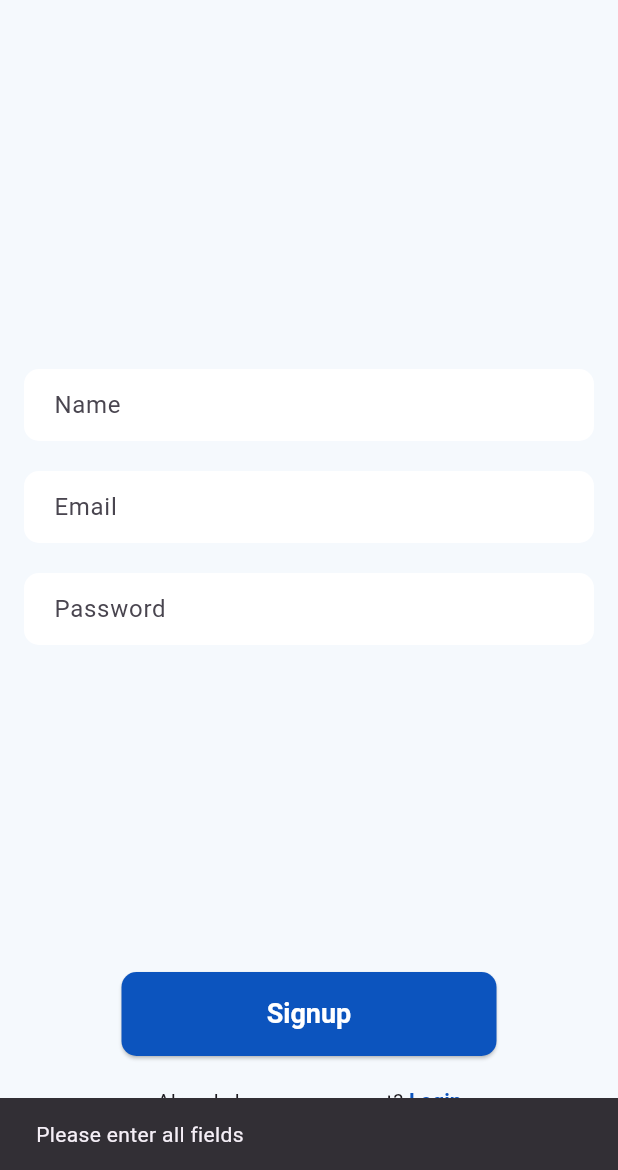
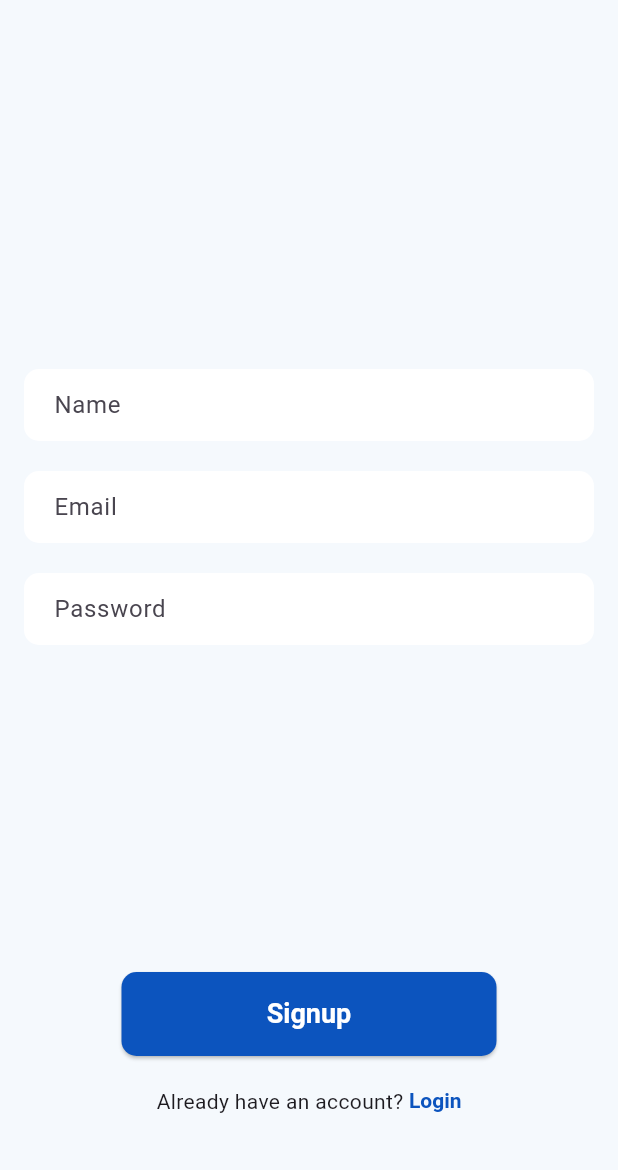
Before and after one commit to zyllus17/comment_app, a Flutter app: the SignupScreen screen opened by its route, after a tap on "Signup", on a phone screen of 412 x 824 dp, the part 66-1236 px from its top. Run offline on Flutter 3.47's test engine with Material 3 defaults, Android fonts, the phone set to English and light mode, and no system bars; our stand-ins replace firebase_auth, firebase_core; accounts and stored records are empty; network calls fail.

```diff
--- a/lib/page/signup/signup.ui.dart
+++ b/lib/page/signup/signup.ui.dart
@@ -29,6 +29,7 @@ class SignupScreen extends StatelessWidget {
       ),
       body: Padding(
         padding: const EdgeInsets.all(16.0),
+        child: Form(
           child: Column(
             crossAxisAlignment: CrossAxisAlignment.center,
             mainAxisAlignment: MainAxisAlignment.center,
@@ -47,6 +48,12 @@ class SignupScreen extends StatelessWidget {
                     borderSide: BorderSide.none,
                   ),
                 ),
+                validator: (value) {
+                  if (value == null || value.isEmpty) {
+                    return 'Please enter your name';
+                  }
+                  return null;
+                },
               ),
               const SizedBox(height: 20),
               TextFormField(
@@ -62,6 +69,15 @@ class SignupScreen extends StatelessWidget {
                     borderSide: BorderSide.none,
                   ),
                 ),
+                validator: (value) {
+                  if (value == null || value.isEmpty) {
+                    return 'Please enter your email';
+                  }
+                  if (!_isValidEmail(value)) {
+                    return 'Please enter a valid email address';
+                  }
+                  return null;
+                },
               ),
               const SizedBox(height: 20),
               TextFormField(
@@ -78,16 +94,26 @@ class SignupScreen extends StatelessWidget {
                     borderSide: BorderSide.none,
                   ),
                 ),
+                validator: (value) {
+                  if (value == null || value.isEmpty) {
+                    return 'Please enter your password';
+                  }
+                  if (value.length < 6) {
+                    return 'Password should be at least 6 characters';
+                  }
+                  return null;
+                },
               ),
               const Spacer(),
               SizedBox(
                 width: 250,
                 child: ElevatedButton(
                   onPressed: () async {
+                    if (Form.of(context)!.validate()) {
+                      final String name = _nameController.text.trim();
                       final String email = _emailController.text.trim();
                       final String password = _passwordController.text.trim();
 
-                  if (email.isNotEmpty && password.isNotEmpty) {
                       try {
                         await Provider.of<AuthService>(context, listen: false)
                             .signUp(email, password);
@@ -98,20 +124,10 @@ class SignupScreen extends StatelessWidget {
                       } catch (e) {
                         // Print error to debug console
                         print('Signup error: $e');
-                      FlutterError.reportError(FlutterErrorDetails(
-                        exception: e,
-                        stack: StackTrace.current,
-                        library: 'signup_screen',
-                        context: ErrorDescription('while signing up'),
-                      ));
                         ScaffoldMessenger.of(context).showSnackBar(
-                        SnackBar(content: Text(e.toString())),
+                          SnackBar(content: Text('Failed to sign up')),
                         );
                       }
-                  } else {
-                    ScaffoldMessenger.of(context).showSnackBar(
-                      SnackBar(content: Text('Please enter all fields')),
-                    );
                     }
                   },
                   style: ElevatedButton.styleFrom(
@@ -161,6 +177,12 @@ class SignupScreen extends StatelessWidget {
             ],
           ),
         ),
+      ),
     );
   }
+
+  bool _isValidEmail(String email) {
+    final RegExp emailRegex = RegExp(r'^[\w-\.]+@([\w-]+\.)+[\w-]{2,4}$');
+    return emailRegex.hasMatch(email);
   }
+}
```
Lines whose indentation alone changed are shown as unchanged.
